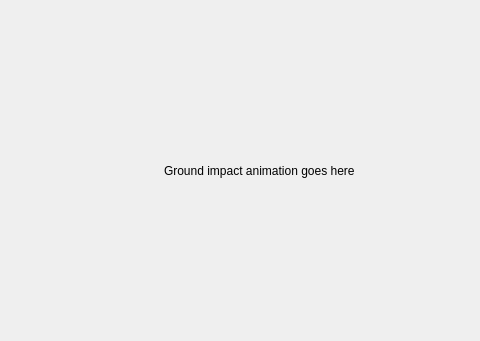
The window that meteorslide2.ui (robertche54/a8-an-educational-app-f18) describes before a commit, drawn with Qt 5; both pictures show x 206 to 686 and y 0 to 341 of the 686 by 485 pixel window.
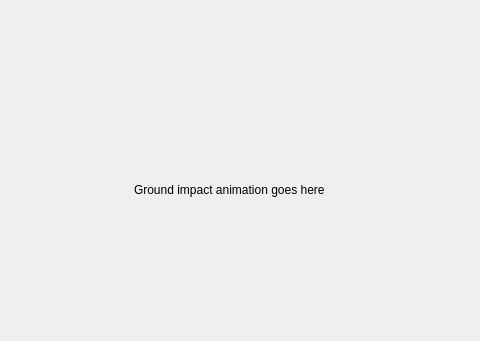
The same window after the commit.

Patch:
```diff
--- a/meteorslide2.ui
+++ b/meteorslide2.ui
@@ -45,10 +45,10 @@
   <widget class="QLabel" name="AnimationLabel">
    <property name="geometry">
     <rect>
-     <x>370</x>
-     <y>10</y>
-     <width>291</width>
-     <height>321</height>
+     <x>340</x>
+     <y>100</y>
+     <width>320</width>
+     <height>180</height>
     </rect>
    </property>
    <property name="text">
@@ -68,6 +68,27 @@
     <string>Back</string>
    </property>
   </widget>
+  <widget class="QLabel" name="backLabel">
+   <property name="geometry">
+    <rect>
+     <x>340</x>
+     <y>120</y>
+     <width>320</width>
+     <height>180</height>
+    </rect>
+   </property>
+   <property name="text">
+    <string/>
+   </property>
+   <property name="scaledContents">
+    <bool>true</bool>
+   </property>
+  </widget>
+  <zorder>backLabel</zorder>
+  <zorder>NextButton</zorder>
+  <zorder>TextLabel</zorder>
+  <zorder>AnimationLabel</zorder>
+  <zorder>BackButton</zorder>
  </widget>
  <resources/>
  <connections/>
```
